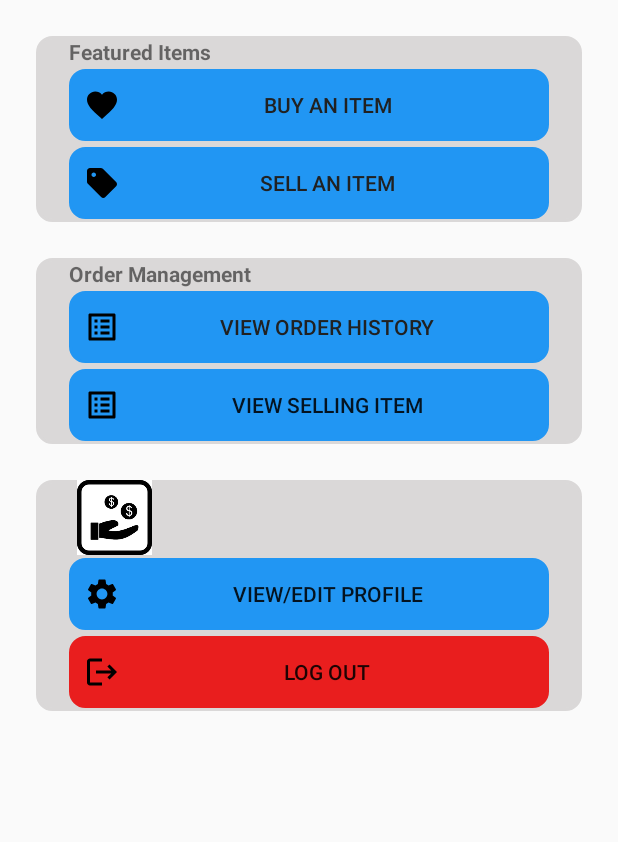
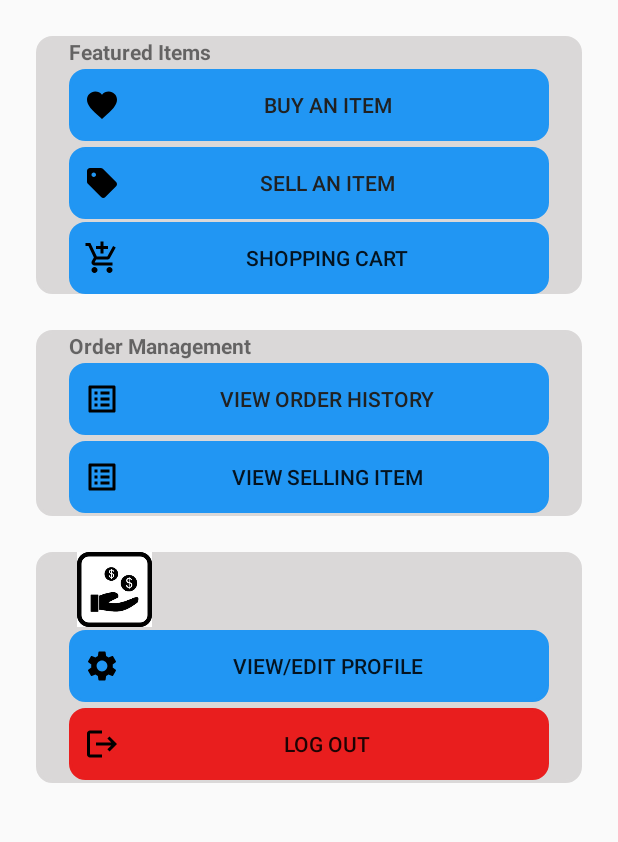
Before and after one commit to GeaByte/household-resale-android-app, an Android app: the HomeActivity screen opened directly, with no data from a screen before it, on a phone screen of 412 x 824 dp, the part 145-987 px from its top. Run offline under Robolectric (Android 15) with nearby library versions, the light colour scheme and no system bars.

Commit message:
added shopping cart button in home

```diff
--- a/app/src/main/java/com/example/g1_csis3175_002/HomeActivity.java
+++ b/app/src/main/java/com/example/g1_csis3175_002/HomeActivity.java
@@ -31,6 +31,8 @@ public class HomeActivity extends AppCompatActivity {
         Button logout = findViewById(R.id.btnLogout);
         Button viewEditProfile = findViewById(R.id.btnEditProfile);
         Button viewSellerItem = findViewById(R.id.btnViewSellingItem);
+        Button btnShoppingCart = findViewById(R.id.btnShoppingCart);
+        btnShoppingCart.setOnClickListener(this::onClickShoppingCart);
 
         viewEditProfile.setOnClickListener(this::onClickViewEditProfile);
         viewOrderHistory.setOnClickListener(this::onClickViewOrderHistory);
@@ -82,4 +84,8 @@ public class HomeActivity extends AppCompatActivity {
     public void onCLickViewSellingItem(View view){
         startActivity(new Intent(HomeActivity.this, ViewSellingItemActivity.class));
     }
+
+    public void onClickShoppingCart(View view){
+        startActivity(new Intent(HomeActivity.this, Cart_Activity.class));
+    }
 }
--- a/app/src/main/res/layout/activity_home.xml
+++ b/app/src/main/res/layout/activity_home.xml
@@ -65,6 +65,16 @@
             android:padding="10dp"
             android:text="@string/btnSellAnItem"
             android:textColor="#212121" />
+
+        <Button
+            android:id="@+id/btnShoppingCart"
+            android:layout_width="320dp"
+            android:layout_height="wrap_content"
+            android:background="@drawable/bg_input"
+            android:backgroundTint="#2196F3"
+            android:drawableStart="@drawable/baseline_add_shopping_cart_24"
+            android:padding="10dp"
+            android:text="@string/btnShoppingCart" />
     </LinearLayout>
 
     <LinearLayout
--- a/app/src/main/res/values/strings.xml
+++ b/app/src/main/res/values/strings.xml
@@ -142,4 +142,5 @@
     <string name="txtSellingItems">Selling Items</string>
     <string name="btnCancel">Cancel</string>
     <string name="btnUpdate">Update</string>
+    <string name="btnShoppingCart">Shopping Cart</string>
 </resources>
```
